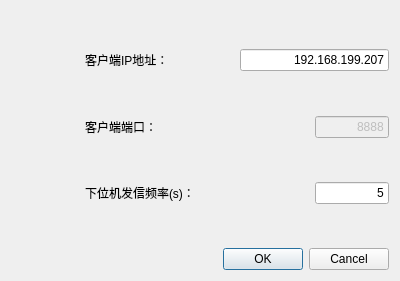
The window that FireIdentifySystem/Setting.ui (Wangguangha/FireIdentifySystem) describes before a commit, drawn with Qt 5.
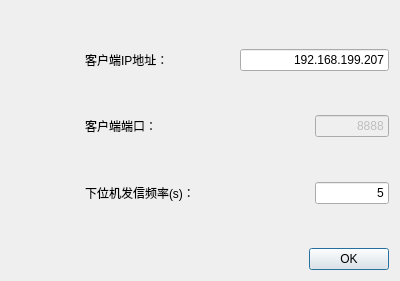
The same window after the commit.

```diff
--- a/FireIdentifySystem/Setting.ui
+++ b/FireIdentifySystem/Setting.ui
@@ -13,7 +13,7 @@
   <property name="windowTitle">
    <string>Dialog</string>
   </property>
-  <layout class="QVBoxLayout" name="verticalLayout" stretch="1,2,1,2,1,2,1,2">
+  <layout class="QVBoxLayout" name="verticalLayout">
    <item>
     <spacer name="verticalSpacer_4">
      <property name="orientation">
@@ -172,14 +172,28 @@
     </spacer>
    </item>
    <item>
-    <widget class="QDialogButtonBox" name="buttonBox">
-     <property name="orientation">
-      <enum>Qt::Horizontal</enum>
-     </property>
-     <property name="standardButtons">
-      <set>QDialogButtonBox::Cancel|QDialogButtonBox::Ok</set>
-     </property>
-    </widget>
+    <layout class="QHBoxLayout" name="horizontalLayout_4">
+     <item>
+      <spacer name="horizontalSpacer_4">
+       <property name="orientation">
+        <enum>Qt::Horizontal</enum>
+       </property>
+       <property name="sizeHint" stdset="0">
+        <size>
+         <width>40</width>
+         <height>20</height>
+        </size>
+       </property>
+      </spacer>
+     </item>
+     <item>
+      <widget class="QPushButton" name="pushButton">
+       <property name="text">
+        <string>OK</string>
+       </property>
+      </widget>
+     </item>
+    </layout>
    </item>
   </layout>
  </widget>
```
Left out of the diff: 35 changed lines with no effect on the pictures.
